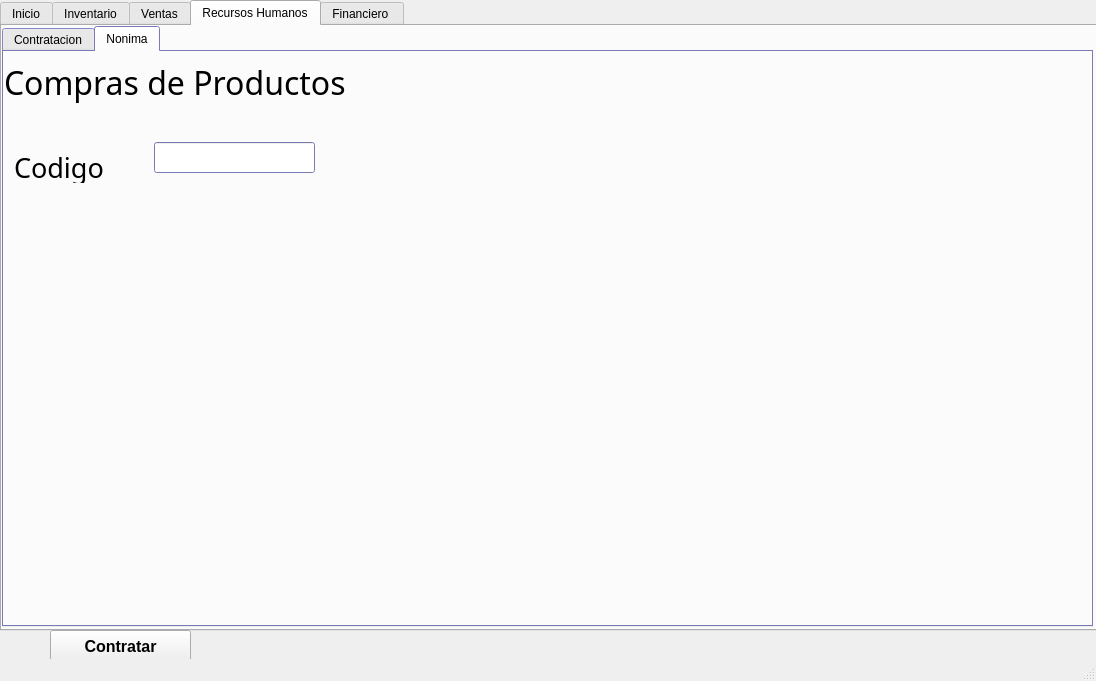
First picture: the form in Views/principal.ui, repository AngelAndreCotocCuzal/Proyecto_teoria_de_sistemas, before the edit.
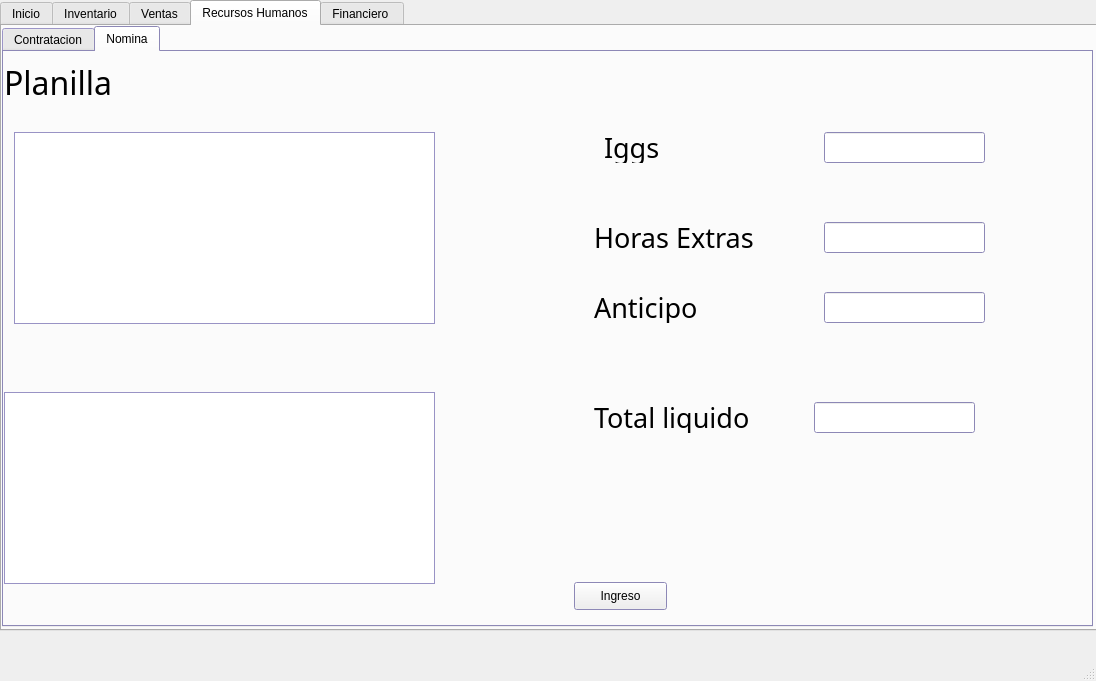
Second picture: the form after the edit. The open tabs and pages were chosen to show the change.

Commit message: contratacion finalizada

What changed in the file:
```diff
--- a/Views/principal.ui
+++ b/Views/principal.ui
@@ -1420,8 +1420,8 @@
          <colorrole role="Window">
           <brush brushstyle="SolidPattern">
            <color alpha="255">
-            <red>170</red>
-            <green>170</green>
+            <red>198</red>
+            <green>190</green>
             <blue>255</blue>
            </color>
           </brush>
@@ -1458,8 +1458,8 @@
          <colorrole role="Window">
           <brush brushstyle="SolidPattern">
            <color alpha="255">
-            <red>170</red>
-            <green>170</green>
+            <red>198</red>
+            <green>190</green>
             <blue>255</blue>
            </color>
           </brush>
@@ -1487,8 +1487,8 @@
          <colorrole role="Base">
           <brush brushstyle="SolidPattern">
            <color alpha="255">
-            <red>170</red>
-            <green>170</green>
+            <red>198</red>
+            <green>190</green>
             <blue>255</blue>
            </color>
           </brush>
@@ -1496,8 +1496,8 @@
          <colorrole role="Window">
           <brush brushstyle="SolidPattern">
            <color alpha="255">
-            <red>170</red>
-            <green>170</green>
+            <red>198</red>
+            <green>190</green>
             <blue>255</blue>
            </color>
           </brush>
@@ -2007,16 +2007,29 @@
          </rect>
         </property>
        </widget>
+       <widget class="QPushButton" name="btn_contratar">
+        <property name="geometry">
+         <rect>
+          <x>360</x>
+          <y>520</y>
+          <width>93</width>
+          <height>28</height>
+         </rect>
+        </property>
+        <property name="text">
+         <string>Contratar</string>
+        </property>
+       </widget>
       </widget>
       <widget class="QWidget" name="Compras_2">
        <attribute name="title">
-        <string>Nonima</string>
+        <string>Nomina</string>
        </attribute>
        <widget class="QLabel" name="label_29">
         <property name="geometry">
          <rect>
-          <x>10</x>
-          <y>100</y>
+          <x>600</x>
+          <y>80</y>
           <width>91</width>
           <height>31</height>
          </rect>
@@ -2028,7 +2041,7 @@
          </font>
         </property>
         <property name="text">
-         <string>Codigo</string>
+         <string>Iggs</string>
         </property>
        </widget>
        <widget class="QLabel" name="label_30">
@@ -2047,19 +2060,139 @@
          </font>
         </property>
         <property name="text">
-         <string>Compras de Productos</string>
+         <string>Planilla</string>
         </property>
        </widget>
        <widget class="QLineEdit" name="text_media_compra_2">
         <property name="geometry">
          <rect>
-          <x>150</x>
-          <y>90</y>
+          <x>820</x>
+          <y>80</y>
           <width>161</width>
           <height>31</height>
          </rect>
         </property>
        </widget>
+       <widget class="QTableWidget" name="tableWidget">
+        <property name="geometry">
+         <rect>
+          <x>10</x>
+          <y>80</y>
+          <width>421</width>
+          <height>192</height>
+         </rect>
+        </property>
+       </widget>
+       <widget class="QLabel" name="label_40">
+        <property name="geometry">
+         <rect>
+          <x>590</x>
+          <y>170</y>
+          <width>191</width>
+          <height>31</height>
+         </rect>
+        </property>
+        <property name="font">
+         <font>
+          <family>Modern No. 20</family>
+          <pointsize>20</pointsize>
+         </font>
+        </property>
+        <property name="text">
+         <string>Horas Extras</string>
+        </property>
+       </widget>
+       <widget class="QLabel" name="label_41">
+        <property name="geometry">
+         <rect>
+          <x>590</x>
+          <y>240</y>
+          <width>191</width>
+          <height>31</height>
+         </rect>
+        </property>
+        <property name="font">
+         <font>
+          <family>Modern No. 20</family>
+          <pointsize>20</pointsize>
+         </font>
+        </property>
+        <property name="text">
+         <string>Anticipo</string>
+        </property>
+       </widget>
+       <widget class="QLabel" name="label_42">
+        <property name="geometry">
+         <rect>
+          <x>590</x>
+          <y>350</y>
+          <width>191</width>
+          <height>31</height>
+         </rect>
+        </property>
+        <property name="font">
+         <font>
+          <family>Modern No. 20</family>
+          <pointsize>20</pointsize>
+         </font>
+        </property>
+        <property name="text">
+         <string>Total liquido</string>
+        </property>
+       </widget>
+       <widget class="QLineEdit" name="text_media_compra_3">
+        <property name="geometry">
+         <rect>
+          <x>820</x>
+          <y>170</y>
+          <width>161</width>
+          <height>31</height>
+         </rect>
+        </property>
+       </widget>
+       <widget class="QLineEdit" name="text_media_compra_4">
+        <property name="geometry">
+         <rect>
+          <x>820</x>
+          <y>240</y>
+          <width>161</width>
+          <height>31</height>
+         </rect>
+        </property>
+       </widget>
+       <widget class="QLineEdit" name="text_media_compra_5">
+        <property name="geometry">
+         <rect>
+          <x>810</x>
+          <y>350</y>
+          <width>161</width>
+          <height>31</height>
+         </rect>
+        </property>
+       </widget>
+       <widget class="QTableView" name="tableView">
+        <property name="geometry">
+         <rect>
+          <x>0</x>
+          <y>340</y>
+          <width>431</width>
+          <height>192</height>
+         </rect>
+        </property>
+       </widget>
+       <widget class="QPushButton" name="ingreso_planilla">
+        <property name="geometry">
+         <rect>
+          <x>570</x>
+          <y>530</y>
+          <width>93</width>
+          <height>28</height>
+         </rect>
+        </property>
+        <property name="text">
+         <string>Ingreso</string>
+        </property>
+       </widget>
       </widget>
      </widget>
     </widget>
@@ -2069,29 +2202,6 @@
      </attribute>
     </widget>
    </widget>
-   <widget class="QPushButton" name="btn_contratar">
-    <property name="geometry">
-     <rect>
-      <x>50</x>
-      <y>630</y>
-      <width>141</width>
-      <height>33</height>
-     </rect>
-    </property>
-    <property name="font">
-     <font>
-      <pointsize>12</pointsize>
-      <weight>75</weight>
-      <bold>true</bold>
-     </font>
-    </property>
-    <property name="cursor">
-     <cursorShape>PointingHandCursor</cursorShape>
-    </property>
-    <property name="text">
-     <string>Contratar</string>
-    </property>
-   </widget>
   </widget>
   <widget class="QStatusBar" name="statusbar"/>
  </widget>
```
Left out of the diff: 4 changed lines with no effect on the pictures. The commit also changes 1 other file.
